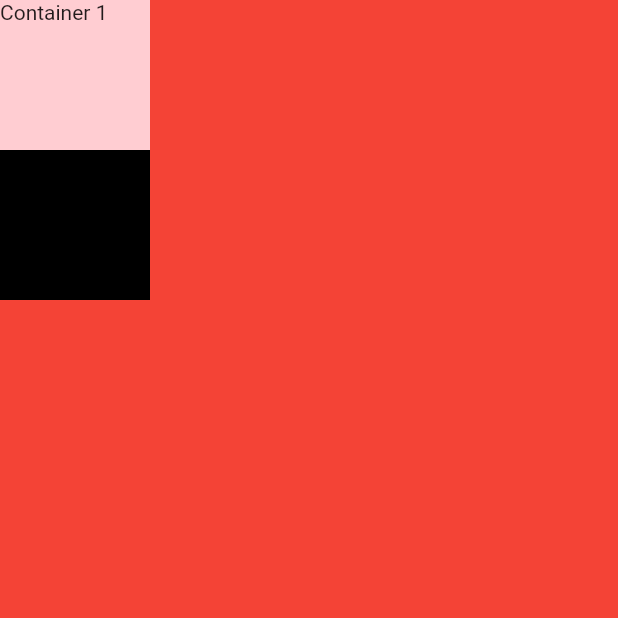
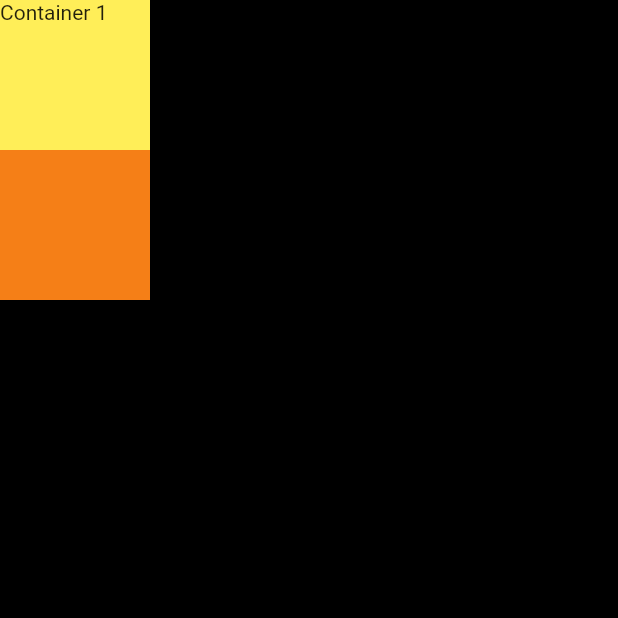
Before and after one commit to tarunvignesh1/mi-card, a Flutter app: the screen it shows after launch, on a phone screen of 412 x 824 dp, the top half of it. Run offline on Flutter 3.47's test engine with Material 2 defaults, Android fonts, the phone set to English and light mode, and no system bars.

Commit message:
adding changes

```diff
--- a/micard/lib/main.dart
+++ b/micard/lib/main.dart
@@ -11,20 +11,20 @@ class MyApp extends StatelessWidget {
   Widget build(BuildContext context) {
     return MaterialApp(
       home: Scaffold(
-        backgroundColor: Colors.red,
+        backgroundColor: Colors.black,
         body: SafeArea(
           child: Column(
             children: [
               Container(
                 height: 100,
                 width: 100,
-                color: Colors.red[100],
+                color: Colors.yellow[400],
                 child: Text("Container 1"),
               ),
               Container(
                 height: 100,
                 width: 100,
-                color: Colors.black,
+                color: Colors.yellow[900],
               ),
             ],
           ),
```
